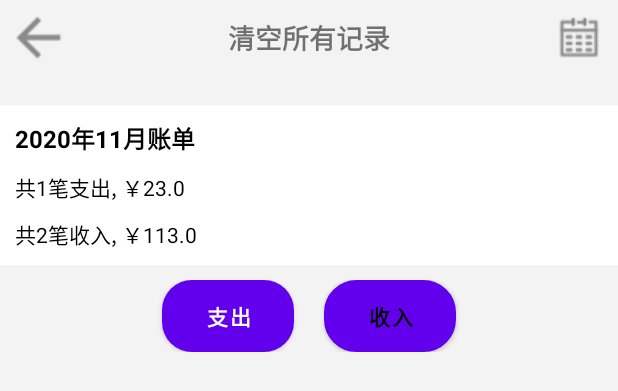
After one commit to NTH19/AndroidCashBook, an Android app: the layout activity_month_chart.xml on its own in the app's theme, with its tools: preview values and no code run, on a phone screen of 412 x 824 dp. The commit adds this screen. Shown: the top 391 px of the screen. Run offline under Robolectric (Android 15) with nearby library versions, the phone set to English and light mode, and no system bars.

Commit message:
add analysis interface

```diff
--- /dev/null
+++ b/app/src/main/res/layout/activity_month_chart.xml
@@ -0,0 +1,96 @@
+<?xml version="1.0" encoding="utf-8"?>
+<LinearLayout xmlns:android="http://schemas.android.com/apk/res/android"
+    android:layout_width="match_parent"
+    android:layout_height="match_parent"
+    android:background="@color/grey"
+    android:orientation="vertical">
+    <RelativeLayout
+        android:layout_width="match_parent"
+        android:layout_height="50dp">
+        <ImageView
+            android:id="@+id/chart_iv_back"
+            android:layout_width="wrap_content"
+            android:layout_height="match_parent"
+            android:src="@mipmap/it_back"
+            android:layout_marginLeft="10dp"
+            android:onClick="onClick"/>
+        <TextView
+            android:layout_width="wrap_content"
+            android:layout_height="wrap_content"
+            android:layout_centerInParent="true"
+            android:text="@string/chart_info"
+            android:textSize="18sp"
+            android:textStyle="bold"/>
+        <ImageView
+            android:id="@+id/chart_iv_rili"
+            android:layout_width="wrap_content"
+            android:layout_height="match_parent"
+            android:src="@mipmap/it_rili"
+            android:layout_alignParentRight="true"
+            android:layout_marginRight="10dp"
+            android:onClick="onClick"/>
+    </RelativeLayout>
+    <LinearLayout
+        android:layout_width="match_parent"
+        android:layout_height="wrap_content"
+        android:orientation="vertical"
+        android:background="@color/white"
+        android:padding="10dp"
+        android:layout_marginTop="20dp">
+        <TextView
+        android:id="@+id/chart_tv_date"
+        android:layout_width="wrap_content"
+        android:layout_height="wrap_content"
+        android:text="2020年11月账单"
+        android:textColor="@color/black"
+        android:textStyle="bold"
+        android:textSize="16sp"/>
+        <TextView
+            android:id="@+id/chart_tv_out"
+            android:layout_width="wrap_content"
+            android:layout_height="wrap_content"
+            android:text="共1笔支出, ￥23.0"
+            android:textColor="@color/black"
+            android:textSize="14sp"
+            android:layout_marginTop="10dp"/>
+        <TextView
+            android:id="@+id/chart_tv_in"
+            android:layout_width="wrap_content"
+            android:layout_height="wrap_content"
+            android:text="共2笔收入, ￥113.0"
+            android:textColor="@color/black"
+            android:textSize="14sp"
+            android:layout_marginTop="10dp"/>
+    </LinearLayout>
+    <LinearLayout
+        android:layout_width="match_parent"
+        android:layout_height="wrap_content"
+        android:orientation="horizontal"
+        android:layout_margin="10dp"
+        android:gravity="center">
+        <Button
+            android:id="@+id/chart_btn_out"
+            android:layout_width="wrap_content"
+            android:layout_height="wrap_content"
+            android:text="@string/out"
+            android:background="@drawable/main_record_btn"
+            android:textColor="@color/white"
+            android:textStyle="bold"
+            android:onClick="onClick"
+            android:layout_marginRight="10dp"/>
+        <Button
+            android:id="@+id/chart_btn_in"
+            android:layout_width="wrap_content"
+            android:layout_height="wrap_content"
+            android:text="@string/in"
+            android:background="@drawable/dialog_btn_bg"
+            android:textColor="@color/black"
+            android:textStyle="bold"
+            android:onClick="onClick"
+            android:layout_marginLeft="10dp"/>
+    </LinearLayout>
+    <androidx.viewpager.widget.ViewPager
+        android:id="@+id/chart_vp"
+        android:layout_width="match_parent"
+        android:layout_height="match_parent"/>
+</LinearLayout>
--- a/app/src/main/res/values/strings.xml
+++ b/app/src/main/res/values/strings.xml
@@ -33,4 +33,8 @@
     <string name="about_Blog22">......</string>
     <string name="history_info">历史记录</string>
     <string name="clear_all">清空所有记录</string>
+    <string name="out">支出</string>
+    <string name="chart_info">清空所有记录</string>
+    <string name="in">收入</string>
+    <string name="not_data">暂无数据</string>
 </resources>
```
Also changed, not shown: app/build.gradle (+5 -4 lines), app/src/main/res/layout/item_chartfrag_lv.xml (added, +36 -0 lines), app/src/main/res/layout/item_chartfrag_top.xml (added, +17 -0 lines), settings.gradle (+1 -7 lines), build.gradle (line endings or trailing spaces).
